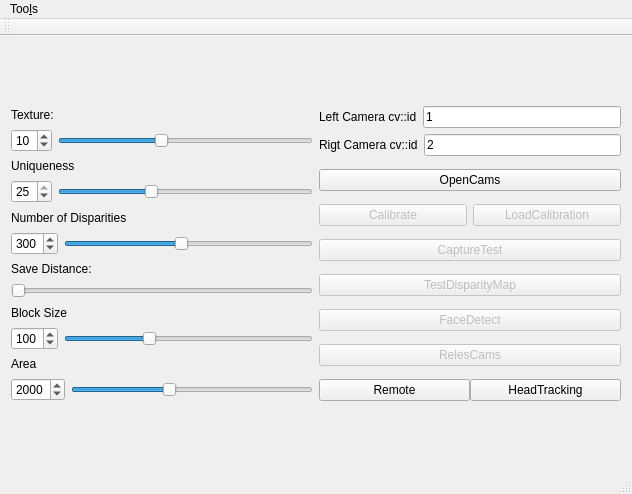
Old version of the form visao-c/workspace/inmoov_qt/src/inmoov_qt.ui in the repository xtarke/visao.
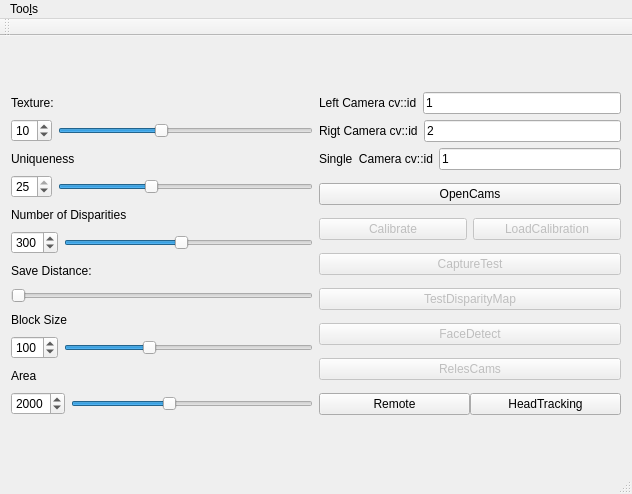
New version of the form. Icons and pictures are not drawn.

Commit message: Head tracking now uses a single camera

The edit to the form file:
```diff
--- a/visao-c/workspace/inmoov_qt/src/inmoov_qt.ui
+++ b/visao-c/workspace/inmoov_qt/src/inmoov_qt.ui
@@ -274,6 +274,27 @@
             </item>
            </layout>
           </item>
+          <item>
+           <layout class="QHBoxLayout" name="horizontalLayout_14">
+            <property name="topMargin">
+             <number>0</number>
+            </property>
+            <item>
+             <widget class="QLabel" name="label_7">
+              <property name="text">
+               <string>Single  Camera cv::id</string>
+              </property>
+             </widget>
+            </item>
+            <item>
+             <widget class="QLineEdit" name="lineEditSingleCam">
+              <property name="text">
+               <string>1</string>
+              </property>
+             </widget>
+            </item>
+           </layout>
+          </item>
          </layout>
         </item>
         <item>
```
The commit also changes 6 other files.
